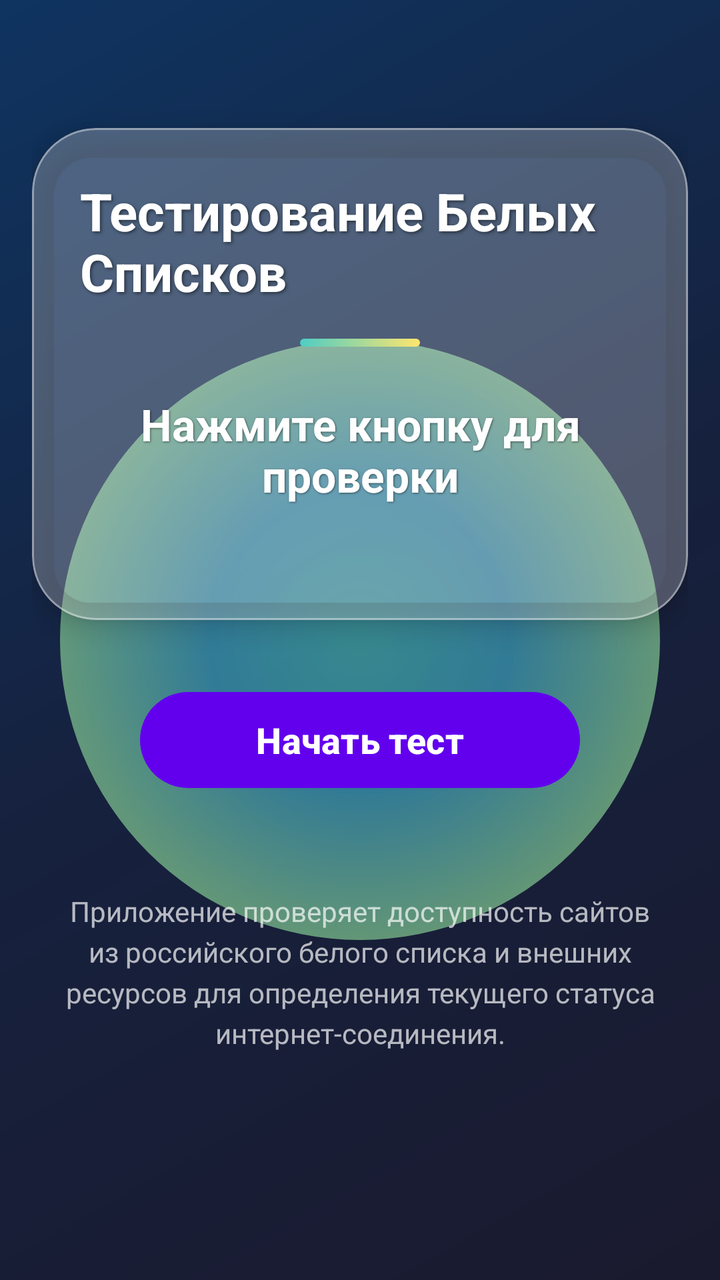
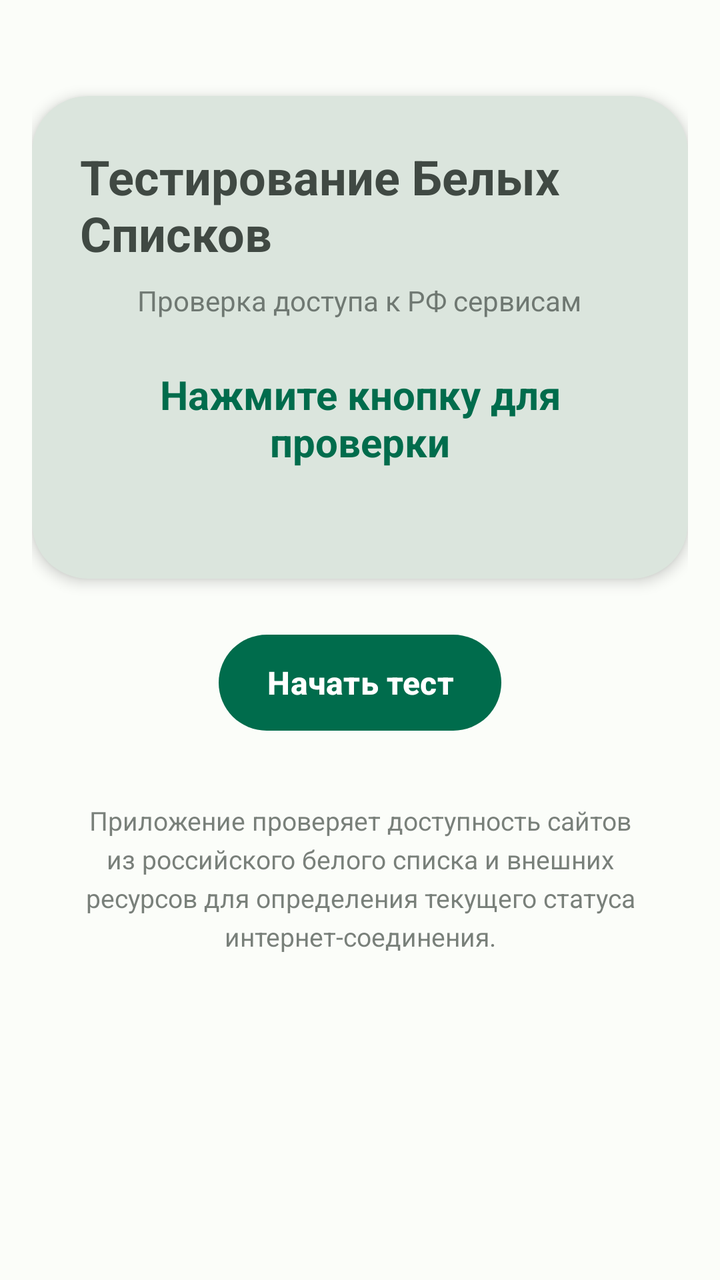

Two renders of the same Android screen: before a commit and after it. Below are the layout's source before the change and the commit's diff.
<!-- AndroidManifest.xml: application theme Theme.WhiteListTester -->
<!-- res/layout/activity_main.xml -->
<?xml version="1.0" encoding="utf-8"?>
<androidx.constraintlayout.widget.ConstraintLayout 
    xmlns:android="http://schemas.android.com/apk/res/android"
    xmlns:app="http://schemas.android.com/apk/res-auto"
    xmlns:tools="http://schemas.android.com/tools"
    android:layout_width="match_parent"
    android:layout_height="match_parent"
    android:background="@drawable/liquid_background"
    android:padding="16dp"
    tools:context=".MainActivity">
    
    <View
        android:id="@+id/liquidBackground1"
        android:layout_width="300dp"
        android:layout_height="300dp"
        android:background="@drawable/liquid_gradient_1"
        android:alpha="0.6"
        app:layout_constraintTop_toTopOf="parent"
        app:layout_constraintStart_toStartOf="parent"
        app:layout_constraintEnd_toEndOf="parent"
        app:layout_constraintBottom_toBottomOf="parent" />
    
    <View
        android:id="@+id/liquidBackground2"
        android:layout_width="250dp"
        android:layout_height="250dp"
        android:background="@drawable/liquid_gradient_2"
        android:alpha="0.5"
        app:layout_constraintTop_toBottomOf="@id/liquidBackground1"
        app:layout_constraintEnd_toEndOf="parent"
        app:layout_constraintBottom_toTopOf="@id/contentCard" />

    <com.google.android.material.card.MaterialCardView
        android:id="@+id/contentCard"
        android:layout_width="0dp"
        android:layout_height="wrap_content"
        android:layout_marginTop="48dp"
        app:cardBackgroundColor="#40FFFFFF"
        app:cardCornerRadius="32dp"
        app:cardElevation="8dp"
        app:strokeColor="#66FFFFFF"
        app:strokeWidth="1dp"
        app:layout_constraintEnd_toEndOf="parent"
        app:layout_constraintStart_toStartOf="parent"
        app:layout_constraintTop_toTopOf="parent">
        
        <LinearLayout
            android:layout_width="match_parent"
            android:layout_height="wrap_content"
            android:orientation="vertical"
            android:padding="24dp"
            android:gravity="center">
            
            <TextView
                android:id="@+id/titleTextView"
                android:layout_width="wrap_content"
                android:layout_height="wrap_content"
                android:text="Тестирование Белых Списков"
                android:textSize="26sp"
                android:textStyle="bold"
                android:textColor="#FFFFFF"
                android:shadowColor="#80000000"
                android:shadowDx="2"
                android:shadowDy="2"
                android:shadowRadius="4"
                android:layout_marginBottom="16dp" />
            
            <View
                android:layout_width="60dp"
                android:layout_height="4dp"
                android:background="@drawable/status_indicator"
                android:layout_marginBottom="24dp" />
            
            <TextView
                android:id="@+id/statusTextView"
                android:layout_width="wrap_content"
                android:layout_height="wrap_content"
                android:text="Нажмите кнопку для проверки"
                android:textSize="22sp"
                android:textStyle="bold"
                android:textColor="#FFFFFF"
                android:gravity="center"
                android:shadowColor="#80000000"
                android:shadowDx="1"
                android:shadowDy="1"
                android:shadowRadius="2"
                android:layout_marginBottom="12dp" />
            
            <TextView
                android:id="@+id/detailsTextView"
                android:layout_width="wrap_content"
                android:layout_height="wrap_content"
                android:text=""
                android:textSize="16sp"
                android:textColor="#E0FFFFFF"
                android:gravity="center"
                android:lineSpacingExtra="4dp" />
            
        </LinearLayout>
    </com.google.android.material.card.MaterialCardView>

    <com.google.android.material.progressindicator.LinearProgressIndicator
        android:id="@+id/progressBar"
        android:layout_width="0dp"
        android:layout_height="8dp"
        android:layout_marginTop="32dp"
        android:max="100"
        android:visibility="gone"
        app:indicatorColor="@color/status_green"
        app:trackColor="#40FFFFFF"
        app:layout_constraintEnd_toEndOf="parent"
        app:layout_constraintStart_toStartOf="parent"
        app:layout_constraintTop_toBottomOf="@id/contentCard" />

    <com.google.android.material.button.MaterialButton
        android:id="@+id/testButton"
        android:layout_width="220dp"
        android:layout_height="56dp"
        android:layout_marginTop="32dp"
        android:text="Начать тест"
        android:textSize="18sp"
        android:textStyle="bold"
        android:textColor="#FFFFFF"
        app:cornerRadius="28dp"
        app:backgroundTint="@color/purple_500"
        app:elevation="4dp"
        app:layout_constraintEnd_toEndOf="parent"
        app:layout_constraintStart_toStartOf="parent"
        app:layout_constraintTop_toBottomOf="@id/progressBar" />

    <TextView
        android:id="@+id/infoTextView"
        android:layout_width="0dp"
        android:layout_height="wrap_content"
        android:text="Приложение проверяет доступность сайтов из российского белого списка и внешних ресурсов для определения текущего статуса интернет-соединения."
        android:textSize="14sp"
        android:textColor="#B0FFFFFF"
        android:gravity="center"
        android:lineSpacingExtra="4dp"
        android:layout_marginTop="48dp"
        app:layout_constraintEnd_toEndOf="parent"
        app:layout_constraintStart_toStartOf="parent"
        app:layout_constraintTop_toBottomOf="@id/testButton" />

</androidx.constraintlayout.widget.ConstraintLayout>
<!-- resources referenced by this layout -->
<resources>
  <color name="purple_500">#FF6200EE</color>
  <color name="status_green">#4ECDC4</color>
  <!-- drawable liquid_background (drawable) -->
  <?xml version="1.0" encoding="utf-8"?>
  <shape xmlns:android="http://schemas.android.com/apk/res/android">
      <gradient
          android:startColor="#1A1A2E"
          android:centerColor="#16213E"
          android:endColor="#0F3460"
          android:angle="135" />
  </shape>
  <!-- drawable liquid_gradient_1 (drawable) -->
  <?xml version="1.0" encoding="utf-8"?>
  <shape xmlns:android="http://schemas.android.com/apk/res/android"
      android:shape="oval">
      <gradient
          android:startColor="#4ECDC4"
          android:centerColor="#45B7D1"
          android:endColor="#96E6A1"
          android:type="radial"
          android:gradientRadius="150dp" />
  </shape>
  <!-- drawable liquid_gradient_2 (drawable) -->
  <?xml version="1.0" encoding="utf-8"?>
  <shape xmlns:android="http://schemas.android.com/apk/res/android"
      android:shape="oval">
      <gradient
          android:startColor="#FF6B6B"
          android:centerColor="#FFE66D"
          android:endColor="#4ECDC4"
          android:type="radial"
          android:gradientRadius="120dp" />
  </shape>
  <!-- drawable status_indicator (drawable) -->
  <?xml version="1.0" encoding="utf-8"?>
  <shape xmlns:android="http://schemas.android.com/apk/res/android"
      android:shape="rectangle">
      <gradient
          android:startColor="#4ECDC4"
          android:endColor="#FFE66D"
          android:angle="0" />
      <corners android:radius="2dp" />
  </shape>
  <style name="Theme.WhiteListTester" parent="Theme.Material3.DayNight.NoActionBar">
          <item name="colorPrimary">@color/purple_500</item>
          <item name="colorPrimaryVariant">@color/purple_700</item>
          <item name="colorOnPrimary">@android:color/white</item>
          <item name="colorSecondary">@color/teal_200</item>
          <item name="colorSecondaryVariant">@color/teal_700</item>
          <item name="colorOnSecondary">@android:color/black</item>
          <item name="android:statusBarColor">@color/liquid_dark</item>
          <item name="android:navigationBarColor">@color/liquid_dark</item>
          <item name="android:windowBackground">@color/liquid_dark</item>
      </style>
  <color name="purple_700">#FF3700B3</color>
  <color name="teal_200">#FF03DAC5</color>
  <color name="teal_700">#FF018786</color>
  <color name="liquid_dark">#1A1A2E</color>
</resources>

<!-- the commit's change to res/layout/activity_main.xml (unified diff, before → after) -->
@@ -5,41 +5,19 @@
     xmlns:tools="http://schemas.android.com/tools"
     android:layout_width="match_parent"
     android:layout_height="match_parent"
-    android:background="@drawable/liquid_background"
+    android:background="?android:colorBackground"
     android:padding="16dp"
     tools:context=".MainActivity">
     
-    <View
-        android:id="@+id/liquidBackground1"
-        android:layout_width="300dp"
-        android:layout_height="300dp"
-        android:background="@drawable/liquid_gradient_1"
-        android:alpha="0.6"
-        app:layout_constraintTop_toTopOf="parent"
-        app:layout_constraintStart_toStartOf="parent"
-        app:layout_constraintEnd_toEndOf="parent"
-        app:layout_constraintBottom_toBottomOf="parent" />
-    
-    <View
-        android:id="@+id/liquidBackground2"
-        android:layout_width="250dp"
-        android:layout_height="250dp"
-        android:background="@drawable/liquid_gradient_2"
-        android:alpha="0.5"
-        app:layout_constraintTop_toBottomOf="@id/liquidBackground1"
-        app:layout_constraintEnd_toEndOf="parent"
-        app:layout_constraintBottom_toTopOf="@id/contentCard" />
-
     <com.google.android.material.card.MaterialCardView
         android:id="@+id/contentCard"
         android:layout_width="0dp"
         android:layout_height="wrap_content"
-        android:layout_marginTop="48dp"
-        app:cardBackgroundColor="#40FFFFFF"
-        app:cardCornerRadius="32dp"
-        app:cardElevation="8dp"
-        app:strokeColor="#66FFFFFF"
-        app:strokeWidth="1dp"
+        android:layout_marginTop="32dp"
+        style="@style/Widget.Material3.CardView.Elevated"
+        app:cardBackgroundColor="?attr/colorSurfaceVariant"
+        app:cardCornerRadius="28dp"
+        app:cardElevation="4dp"
         app:layout_constraintEnd_toEndOf="parent"
         app:layout_constraintStart_toStartOf="parent"
         app:layout_constraintTop_toTopOf="parent">
@@ -56,19 +34,18 @@
                 android:layout_width="wrap_content"
                 android:layout_height="wrap_content"
                 android:text="Тестирование Белых Списков"
-                android:textSize="26sp"
+                android:textSize="24sp"
                 android:textStyle="bold"
-                android:textColor="#FFFFFF"
-                android:shadowColor="#80000000"
-                android:shadowDx="2"
-                android:shadowDy="2"
-                android:shadowRadius="4"
-                android:layout_marginBottom="16dp" />
+                android:textColor="?attr/colorOnSurfaceVariant"
+                android:layout_marginBottom="8dp" />
             
-            <View
-                android:layout_width="60dp"
-                android:layout_height="4dp"
-                android:background="@drawable/status_indicator"
+            <TextView
+                android:layout_width="wrap_content"
+                android:layout_height="wrap_content"
+                android:text="Проверка доступа к РФ сервисам"
+                android:textSize="14sp"
+                android:textColor="?attr/colorOnSurfaceVariant"
+                android:alpha="0.7"
                 android:layout_marginBottom="24dp" />
             
             <TextView
@@ -76,14 +53,10 @@
                 android:layout_width="wrap_content"
                 android:layout_height="wrap_content"
                 android:text="Нажмите кнопку для проверки"
-                android:textSize="22sp"
+                android:textSize="20sp"
                 android:textStyle="bold"
-                android:textColor="#FFFFFF"
+                android:textColor="?attr/colorPrimary"
                 android:gravity="center"
-                android:shadowColor="#80000000"
-                android:shadowDx="1"
-                android:shadowDy="1"
-                android:shadowRadius="2"
                 android:layout_marginBottom="12dp" />
             
             <TextView
@@ -91,8 +64,9 @@
                 android:layout_width="wrap_content"
                 android:layout_height="wrap_content"
                 android:text=""
-                android:textSize="16sp"
-                android:textColor="#E0FFFFFF"
+                android:textSize="14sp"
+                android:textColor="?attr/colorOnSurfaceVariant"
+                android:alpha="0.8"
                 android:gravity="center"
                 android:lineSpacingExtra="4dp" />
             
@@ -102,42 +76,42 @@
     <com.google.android.material.progressindicator.LinearProgressIndicator
         android:id="@+id/progressBar"
         android:layout_width="0dp"
-        android:layout_height="8dp"
-        android:layout_marginTop="32dp"
+        android:layout_height="wrap_content"
+        android:layout_marginTop="24dp"
         android:max="100"
         android:visibility="gone"
-        app:indicatorColor="@color/status_green"
-        app:trackColor="#40FFFFFF"
+        android:indeterminate="true"
+        app:indicatorColor="?attr/colorPrimary"
+        app:trackColor="?attr/colorSurfaceVariant"
         app:layout_constraintEnd_toEndOf="parent"
         app:layout_constraintStart_toStartOf="parent"
         app:layout_constraintTop_toBottomOf="@id/contentCard" />
 
     <com.google.android.material.button.MaterialButton
         android:id="@+id/testButton"
-        android:layout_width="220dp"
+        android:layout_width="wrap_content"
         android:layout_height="56dp"
-        android:layout_marginTop="32dp"
+        android:layout_marginTop="24dp"
         android:text="Начать тест"
-        android:textSize="18sp"
+        android:textSize="16sp"
         android:textStyle="bold"
-        android:textColor="#FFFFFF"
+        style="@style/Widget.Material3.Button"
         app:cornerRadius="28dp"
-        app:backgroundTint="@color/purple_500"
-        app:elevation="4dp"
         app:layout_constraintEnd_toEndOf="parent"
         app:layout_constraintStart_toStartOf="parent"
         app:layout_constraintTop_toBottomOf="@id/progressBar" />
 
-    <TextView
+    <com.google.android.material.textview.MaterialTextView
         android:id="@+id/infoTextView"
         android:layout_width="0dp"
         android:layout_height="wrap_content"
         android:text="Приложение проверяет доступность сайтов из российского белого списка и внешних ресурсов для определения текущего статуса интернет-соединения."
-        android:textSize="14sp"
-        android:textColor="#B0FFFFFF"
+        android:textSize="13sp"
+        android:textColor="?attr/colorOnSurfaceVariant"
+        android:alpha="0.7"
         android:gravity="center"
         android:lineSpacingExtra="4dp"
-        android:layout_marginTop="48dp"
+        android:layout_marginTop="32dp"
         app:layout_constraintEnd_toEndOf="parent"
         app:layout_constraintStart_toStartOf="parent"
         app:layout_constraintTop_toBottomOf="@id/testButton" />
<!-- resource entries referenced after the edit -->
@@ -1,62 +1,52 @@
 <!-- resources referenced by this layout -->
 <resources>
-  <color name="purple_500">#FF6200EE</color>
-  <color name="status_green">#4ECDC4</color>
-  <!-- drawable liquid_background (drawable) -->
-  <?xml version="1.0" encoding="utf-8"?>
-  <shape xmlns:android="http://schemas.android.com/apk/res/android">
-      <gradient
-          android:startColor="#1A1A2E"
-          android:centerColor="#16213E"
-          android:endColor="#0F3460"
-          android:angle="135" />
-  </shape>
-  <!-- drawable liquid_gradient_1 (drawable) -->
-  <?xml version="1.0" encoding="utf-8"?>
-  <shape xmlns:android="http://schemas.android.com/apk/res/android"
-      android:shape="oval">
-      <gradient
-          android:startColor="#4ECDC4"
-          android:centerColor="#45B7D1"
-          android:endColor="#96E6A1"
-          android:type="radial"
-          android:gradientRadius="150dp" />
-  </shape>
-  <!-- drawable liquid_gradient_2 (drawable) -->
-  <?xml version="1.0" encoding="utf-8"?>
-  <shape xmlns:android="http://schemas.android.com/apk/res/android"
-      android:shape="oval">
-      <gradient
-          android:startColor="#FF6B6B"
-          android:centerColor="#FFE66D"
-          android:endColor="#4ECDC4"
-          android:type="radial"
-          android:gradientRadius="120dp" />
-  </shape>
-  <!-- drawable status_indicator (drawable) -->
-  <?xml version="1.0" encoding="utf-8"?>
-  <shape xmlns:android="http://schemas.android.com/apk/res/android"
-      android:shape="rectangle">
-      <gradient
-          android:startColor="#4ECDC4"
-          android:endColor="#FFE66D"
-          android:angle="0" />
-      <corners android:radius="2dp" />
-  </shape>
-  <style name="Theme.WhiteListTester" parent="Theme.Material3.DayNight.NoActionBar">
-          <item name="colorPrimary">@color/purple_500</item>
-          <item name="colorPrimaryVariant">@color/purple_700</item>
-          <item name="colorOnPrimary">@android:color/white</item>
-          <item name="colorSecondary">@color/teal_200</item>
-          <item name="colorSecondaryVariant">@color/teal_700</item>
-          <item name="colorOnSecondary">@android:color/black</item>
-          <item name="android:statusBarColor">@color/liquid_dark</item>
-          <item name="android:navigationBarColor">@color/liquid_dark</item>
-          <item name="android:windowBackground">@color/liquid_dark</item>
+  <style name="Theme.WhiteListTester" parent="Theme.Material3.DynamicColors.DayNight.NoActionBar">
+          <item name="colorPrimary">@color/md_theme_primary</item>
+          <item name="colorOnPrimary">@color/md_theme_onPrimary</item>
+          <item name="colorPrimaryContainer">@color/md_theme_primaryContainer</item>
+          <item name="colorOnPrimaryContainer">@color/md_theme_onPrimaryContainer</item>
+          <item name="colorSecondary">@color/md_theme_secondary</item>
+          <item name="colorOnSecondary">@color/md_theme_onSecondary</item>
+          <item name="colorSecondaryContainer">@color/md_theme_secondaryContainer</item>
+          <item name="colorOnSecondaryContainer">@color/md_theme_onSecondaryContainer</item>
+          <item name="colorTertiary">@color/md_theme_tertiary</item>
+          <item name="colorOnTertiary">@color/md_theme_onTertiary</item>
+          <item name="colorTertiaryContainer">@color/md_theme_tertiaryContainer</item>
+          <item name="colorOnTertiaryContainer">@color/md_theme_onTertiaryContainer</item>
+          <item name="colorError">@color/md_theme_error</item>
+          <item name="colorOnError">@color/md_theme_onError</item>
+          <item name="colorOnErrorContainer">@color/md_theme_onErrorContainer</item>
+          <item name="android:colorBackground">@color/md_theme_background</item>
+          <item name="colorOnBackground">@color/md_theme_onBackground</item>
+          <item name="colorSurface">@color/md_theme_surface</item>
+          <item name="colorOnSurface">@color/md_theme_onSurface</item>
+          <item name="colorSurfaceVariant">@color/md_theme_surfaceVariant</item>
+          <item name="colorOnSurfaceVariant">@color/md_theme_onSurfaceVariant</item>
+          <item name="colorOutline">@color/md_theme_outline</item>
+          <item name="android:statusBarColor">@color/md_theme_background</item>
+          <item name="android:navigationBarColor">@color/md_theme_background</item>
       </style>
-  <color name="purple_700">#FF3700B3</color>
-  <color name="teal_200">#FF03DAC5</color>
-  <color name="teal_700">#FF018786</color>
-  <color name="liquid_dark">#1A1A2E</color>
+  <color name="md_theme_primary">#006C4C</color>
+  <color name="md_theme_onPrimary">#FFFFFF</color>
+  <color name="md_theme_primaryContainer">#89F8C7</color>
+  <color name="md_theme_onPrimaryContainer">#002115</color>
+  <color name="md_theme_secondary">#4A6359</color>
+  <color name="md_theme_onSecondary">#FFFFFF</color>
+  <color name="md_theme_secondaryContainer">#CCE8DB</color>
+  <color name="md_theme_onSecondaryContainer">#051F17</color>
+  <color name="md_theme_tertiary">#3B6475</color>
+  <color name="md_theme_onTertiary">#FFFFFF</color>
+  <color name="md_theme_tertiaryContainer">#C1E9FD</color>
+  <color name="md_theme_onTertiaryContainer">#001F28</color>
+  <color name="md_theme_error">#BA1A1A</color>
+  <color name="md_theme_onError">#FFFFFF</color>
+  <color name="md_theme_onErrorContainer">#FFDAD6</color>
+  <color name="md_theme_background">#FBFDF9</color>
+  <color name="md_theme_onBackground">#191C1A</color>
+  <color name="md_theme_surface">#FBFDF9</color>
+  <color name="md_theme_onSurface">#191C1A</color>
+  <color name="md_theme_surfaceVariant">#DBE5DD</color>
+  <color name="md_theme_onSurfaceVariant">#404943</color>
+  <color name="md_theme_outline">#707973</color>
 </resources>
 
